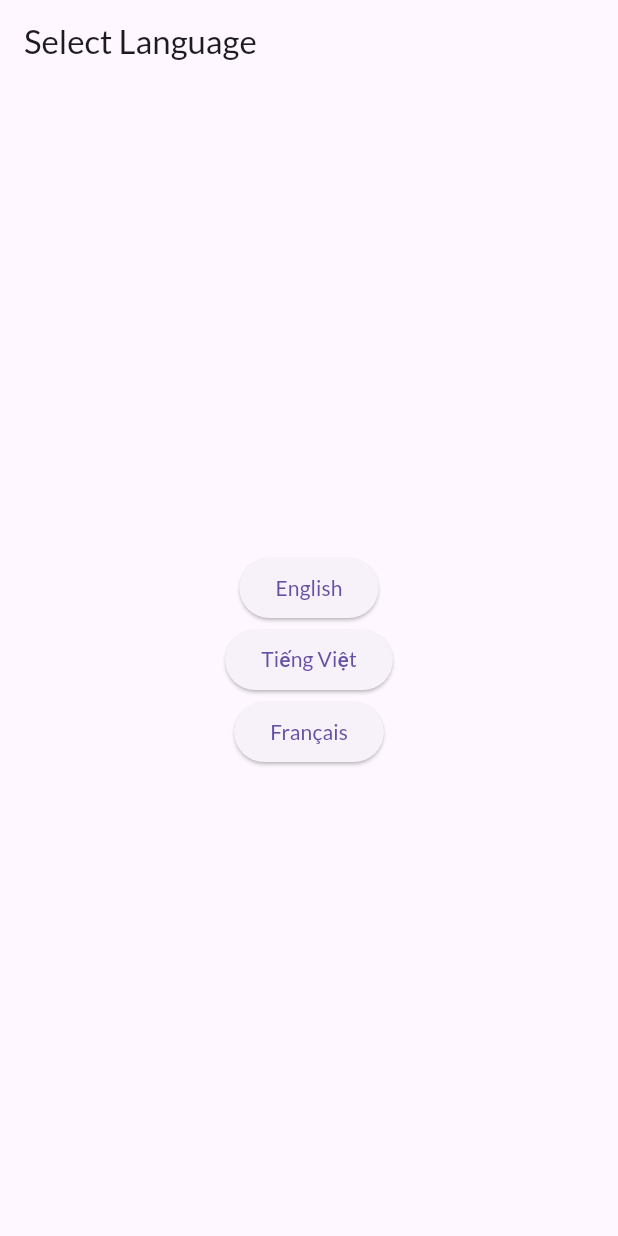
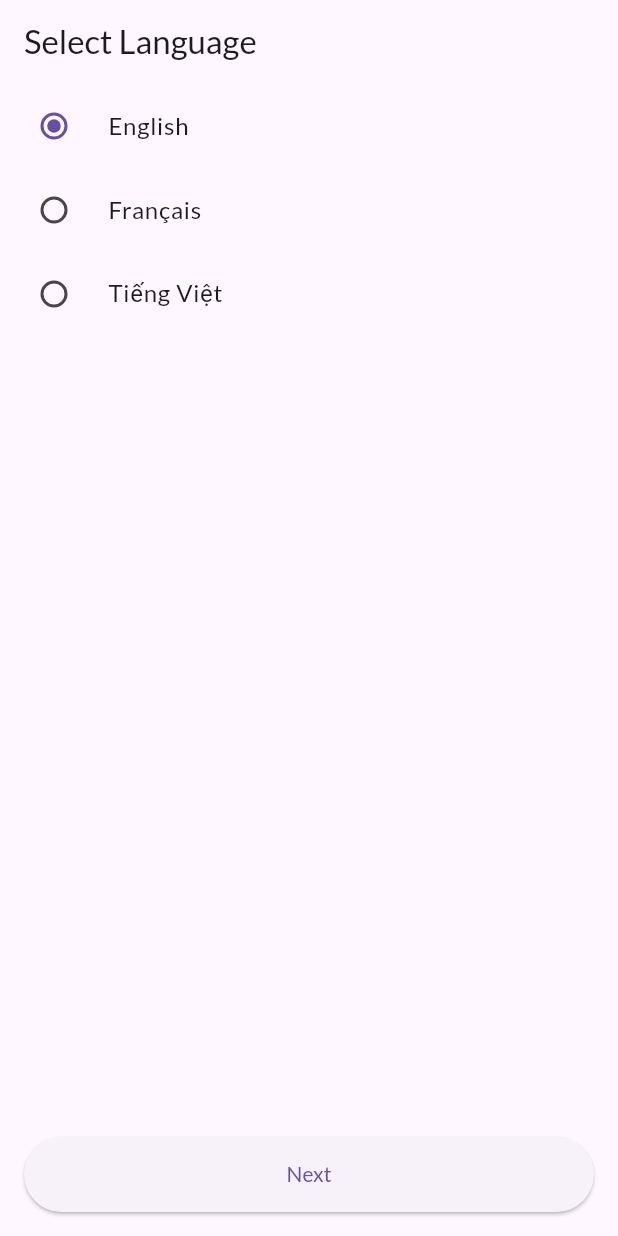
Before and after one commit to nguyenvietcuong0112/money_ios, a Flutter app: the screen it shows after launch, on a phone screen of 412 x 824 dp. Run offline on Flutter 3.47's test engine with Material 3 defaults, Android fonts, the phone set to English and light mode, and no system bars; our stand-ins replace fl_chart, google_fonts, hive, hive_flutter, shared_preferences; missing offline and left inert: currency_picker; accounts and stored records are empty.

```diff
--- a/lib/screens/language_selection_screen.dart
+++ b/lib/screens/language_selection_screen.dart
@@ -1,59 +1,82 @@
 import 'package:flutter/material.dart';
 import 'package:provider/provider.dart';
 import 'package:money_manager/providers/app_provider.dart';
+import 'package:shared_preferences/shared_preferences.dart';
 import 'package:money_manager/screens/currency_selection_screen.dart';
-import 'package:shared_preferences/shared_preferences.dart';
 
-class LanguageSelectionScreen extends StatelessWidget {
+class LanguageSelectionScreen extends StatefulWidget {
   const LanguageSelectionScreen({super.key});
 
   @override
+  State<LanguageSelectionScreen> createState() => _LanguageSelectionScreenState();
+}
+
+class _LanguageSelectionScreenState extends State<LanguageSelectionScreen> {
+  Locale? _selectedLocale;
+
+  final Map<String, String> _languages = {
+    'en': 'English',
+    'fr': 'Français',
+    'vi': 'Tiếng Việt',
+  };
+
+  @override
+  void initState() {
+    super.initState();
+    _selectedLocale = Provider.of<AppProvider>(context, listen: false).locale;
+  }
+
+  void _onNext() async {
+    if (_selectedLocale != null) {
+      // Update provider
+      Provider.of<AppProvider>(context, listen: false).setLocale(_selectedLocale!);
+
+      // Save selection
+      final prefs = await SharedPreferences.getInstance();
+      await prefs.setString('language', _selectedLocale!.languageCode);
+
+      // Navigate to the next step of the setup
+      Navigator.of(context).pushReplacement(
+        MaterialPageRoute(builder: (context) => const CurrencySelectionScreen(isInitialSetup: true)),
+      );
+    }
+  }
+
+  @override
   Widget build(BuildContext context) {
-    final appProvider = Provider.of<AppProvider>(context, listen: false);
-
     return Scaffold(
       appBar: AppBar(
         title: const Text('Select Language'),
       ),
-      body: Center(
-        child: Column(
-          mainAxisAlignment: MainAxisAlignment.center,
-          children: [
-            ElevatedButton(
-              onPressed: () async {
-                appProvider.setLocale(const Locale('en', ''));
-                final prefs = await SharedPreferences.getInstance();
-                await prefs.setString('language_code', 'en');
-                Navigator.of(context).pushReplacement(
-                  MaterialPageRoute(builder: (_) => const CurrencySelectionScreen()),
+      body: Column(
+        children: [
+          Expanded(
+            child: ListView( // Changed from ListView.builder
+              children: _languages.entries.map((entry) {
+                return RadioListTile<Locale>(
+                  title: Text(entry.value),
+                  value: Locale(entry.key, ''),
+                  groupValue: _selectedLocale,
+                  onChanged: (Locale? value) {
+                    setState(() {
+                      _selectedLocale = value;
+                    });
+                  },
                 );
-              },
-              child: const Text('English'),
+              }).toList(),
             ),
-            ElevatedButton(
-              onPressed: () async {
-                appProvider.setLocale(const Locale('vi', ''));
-                final prefs = await SharedPreferences.getInstance();
-                await prefs.setString('language_code', 'vi');
-                Navigator.of(context).pushReplacement(
-                  MaterialPageRoute(builder: (_) => const CurrencySelectionScreen()),
-                );
-              },
-              child: const Text('Tiếng Việt'),
+          ),
+          Padding(
+            padding: const EdgeInsets.all(16.0),
+            child: ElevatedButton(
+              onPressed: _selectedLocale != null ? _onNext : null,
+              style: ElevatedButton.styleFrom(
+                minimumSize: const Size(double.infinity, 50),
+              ),
+              child: const Text('Next'),
             ),
-            ElevatedButton(
-              onPressed: () async {
-                appProvider.setLocale(const Locale('fr', ''));
-                final prefs = await SharedPreferences.getInstance();
-                await prefs.setString('language_code', 'fr');
-                Navigator.of(context).pushReplacement(
-                  MaterialPageRoute(builder: (_) => const CurrencySelectionScreen()),
-                );
-              },
-              child: const Text('Français'),
-            ),
-          ],
-        ),
+          ),
+        ],
       ),
     );
   }
```
Also changed, not shown: lib/screens/currency_selection_screen.dart (+74 -25 lines).
